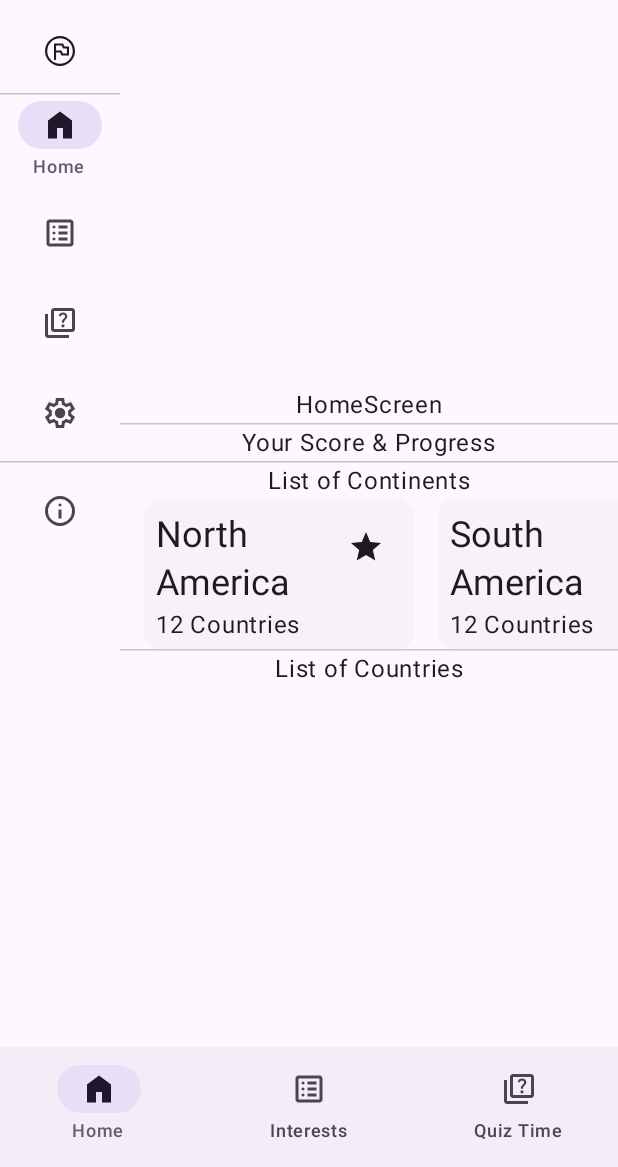
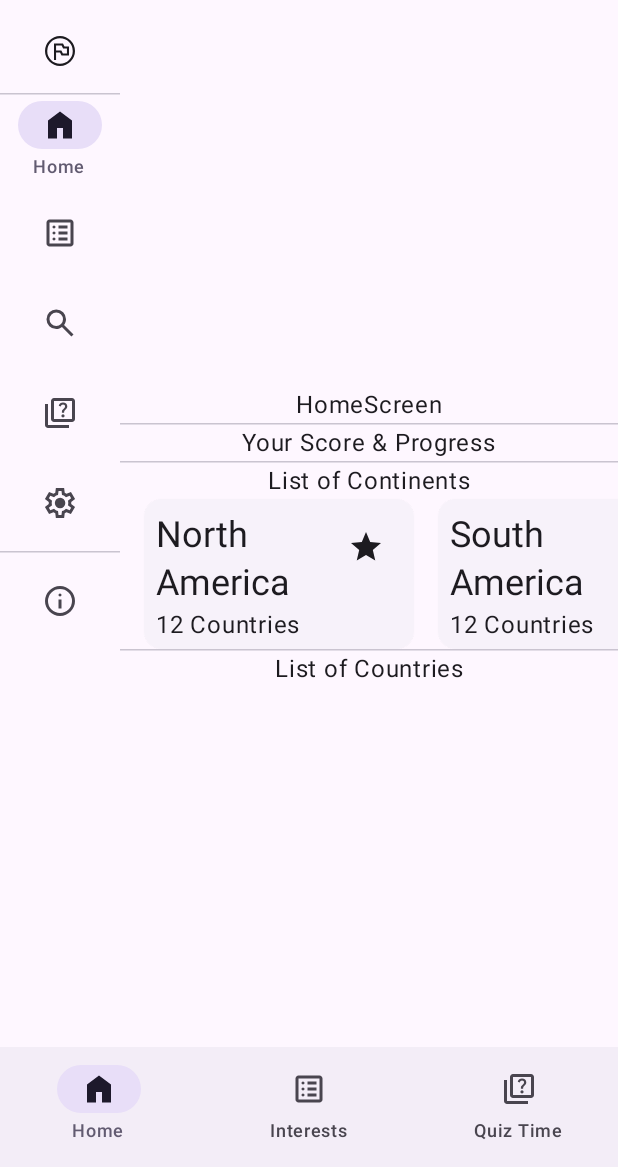
Before and after one commit to edaakyil/edaakyil-android-FlagsApp, an Android app built with Jetpack Compose: the screen it shows after launch (MainActivity), after a tap on "Hamburger Menu", on a phone screen of 412 x 824 dp, the part 69-1236 px from its top. Run offline under Robolectric (Android 15) with nearby library versions, the phone set to English and light mode, and no system bars; our stand-ins replace Dagger/Hilt's generated code; 3 other taps on this screen came first.

Commit message:
Add SearchScreen

```diff
--- a/app/src/main/java/com/edaakyil/app/flags/ui/navigation/NavigationDestinations.kt
+++ b/app/src/main/java/com/edaakyil/app/flags/ui/navigation/NavigationDestinations.kt
@@ -22,7 +22,11 @@ val navigationBottomBarDestinations = listOf(
     InterestsDestination,
     QuizMenuDestination
 )
-val navigationBarDestinations = navigationBottomBarDestinations + listOf(
+val navigationBarDestinations = listOf(
+    HomeDestination,
+    InterestsDestination,
+    SearchDestination,
+    QuizMenuDestination,
     SettingsDestination,
     InfoDestination
 )
@@ -49,6 +53,13 @@ data object InterestsDestination : NavigationBarDestination {
     override val titleResId = R.string.interests_title
     override val outlineIconRes = R.drawable.list_alt
     override val filledIconRes = R.drawable.list_alt_filled
+}
+
+data object SearchDestination : NavigationBarDestination {
+    override val route = "search"
+    override val titleResId = R.string.search_title
+    override val outlineIconRes = R.drawable.search
+    override val filledIconRes = R.drawable.search
 }
 
 data object SettingsDestination : NavigationBarDestination {
--- a/app/src/main/java/com/edaakyil/app/flags/ui/settings/SettingsScreen.kt
+++ b/app/src/main/java/com/edaakyil/app/flags/ui/settings/SettingsScreen.kt
@@ -14,6 +14,6 @@ fun SettingsScreen(modifier: Modifier = Modifier) {
         verticalArrangement = Arrangement.Center,
         horizontalAlignment = Alignment.CenterHorizontally
     ) {
-        Text("SettingsScreen")
+        Text("Settings Screen")
     }
 }
--- a/app/src/main/res/values/strings.xml
+++ b/app/src/main/res/values/strings.xml
@@ -39,6 +39,9 @@
     <!-- Settings Screen -->
     <string name="settings_title">Settings</string>
 
+    <!-- Search Screen -->
+    <string name="search_title">Search</string>
+
     <!-- Info Screen -->
     <string name="info_title">Info Screen</string>
     <string name="developer_name">Eda Akyıl</string>
```
Also changed, not shown: app/src/main/java/com/edaakyil/app/flags/ui/navigation/FlagsNavHost.kt (+16 -1 lines), app/src/main/java/com/edaakyil/app/flags/ui/search/SeacrhScreen.kt (added, +29 -0 lines).
